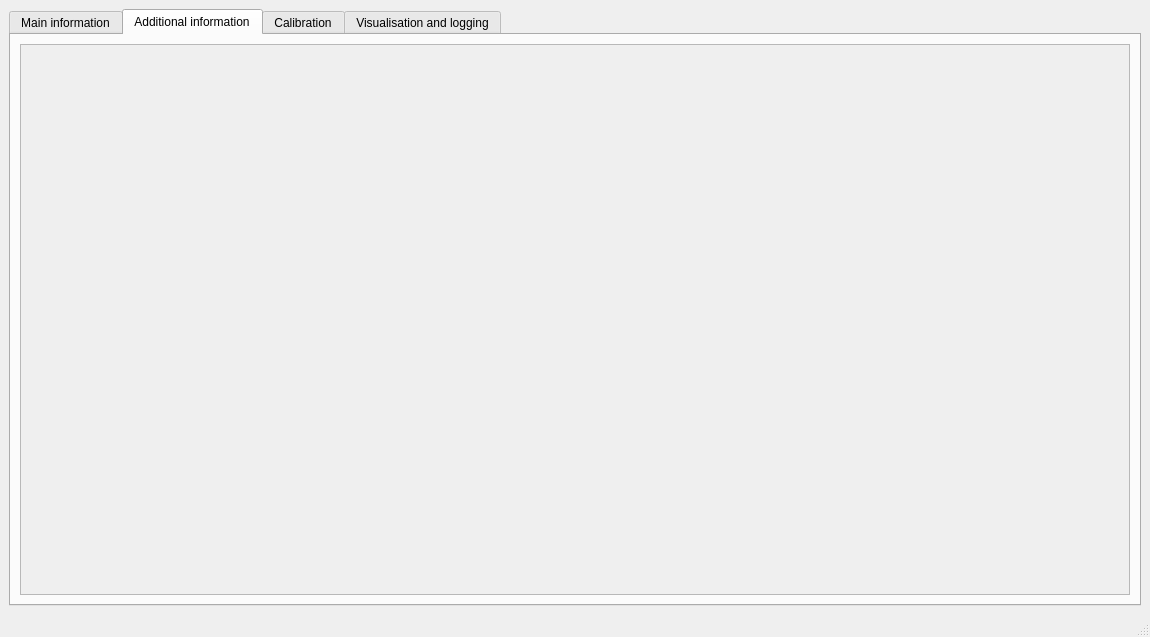
The window that app/mainwindow.ui (reedpxel/BMSInterface) describes before a commit, drawn with Qt 5.
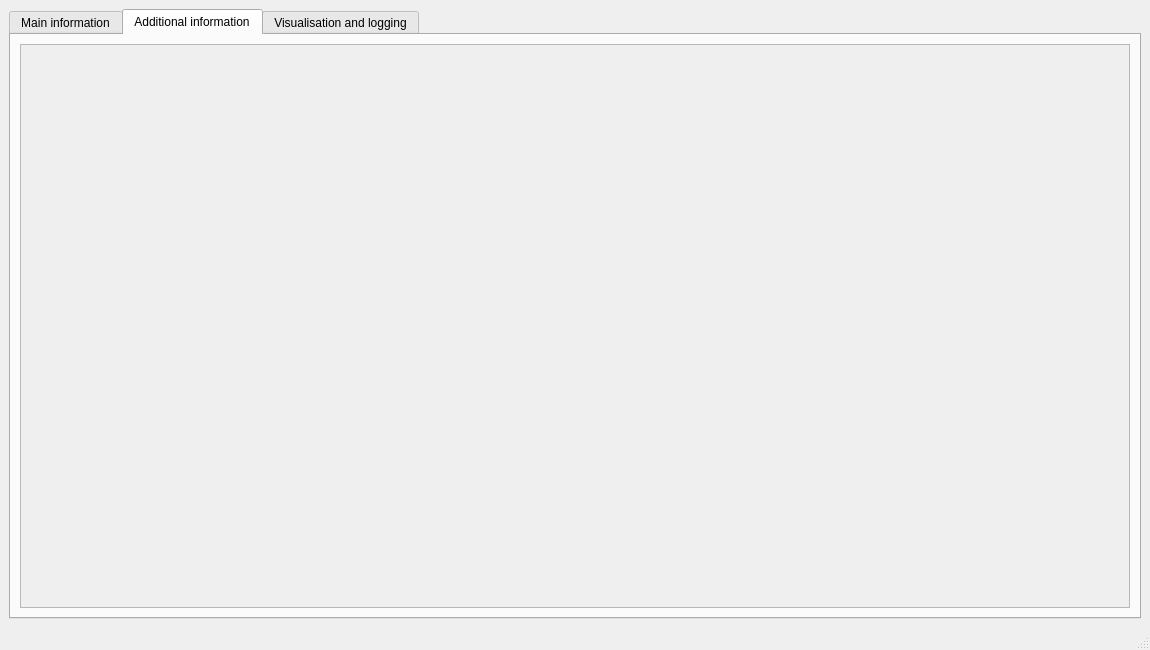
The same window after the commit. The open tabs and pages were chosen to show the change.

The edit to the form file:
```diff
--- a/app/mainwindow.ui
+++ b/app/mainwindow.ui
@@ -7,9 +7,15 @@
     <x>0</x>
     <y>0</y>
     <width>1150</width>
-    <height>637</height>
+    <height>650</height>
    </rect>
   </property>
+  <property name="minimumSize">
+   <size>
+    <width>1150</width>
+    <height>650</height>
+   </size>
+  </property>
   <property name="windowTitle">
    <string>MainWindow</string>
   </property>
@@ -47,7 +53,7 @@
              <x>0</x>
              <y>0</y>
              <width>1108</width>
-             <height>544</height>
+             <height>557</height>
             </rect>
            </property>
           </widget>
@@ -55,11 +61,6 @@
         </item>
        </layout>
       </widget>
-      <widget class="QWidget" name="calibrationTab">
-       <attribute name="title">
-        <string>Calibration</string>
-       </attribute>
-      </widget>
       <widget class="QWidget" name="logsTab">
        <attribute name="title">
         <string>Visualisation and logging</string>
```
Left out of the diff: 4 changed lines with no effect on the pictures.
